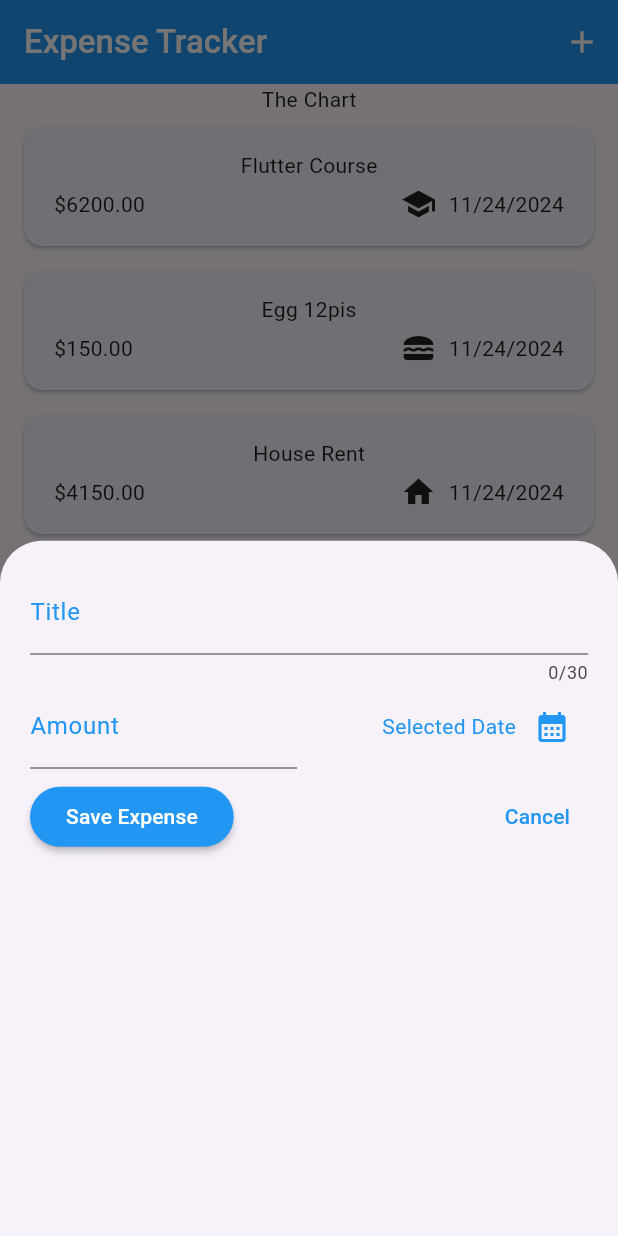
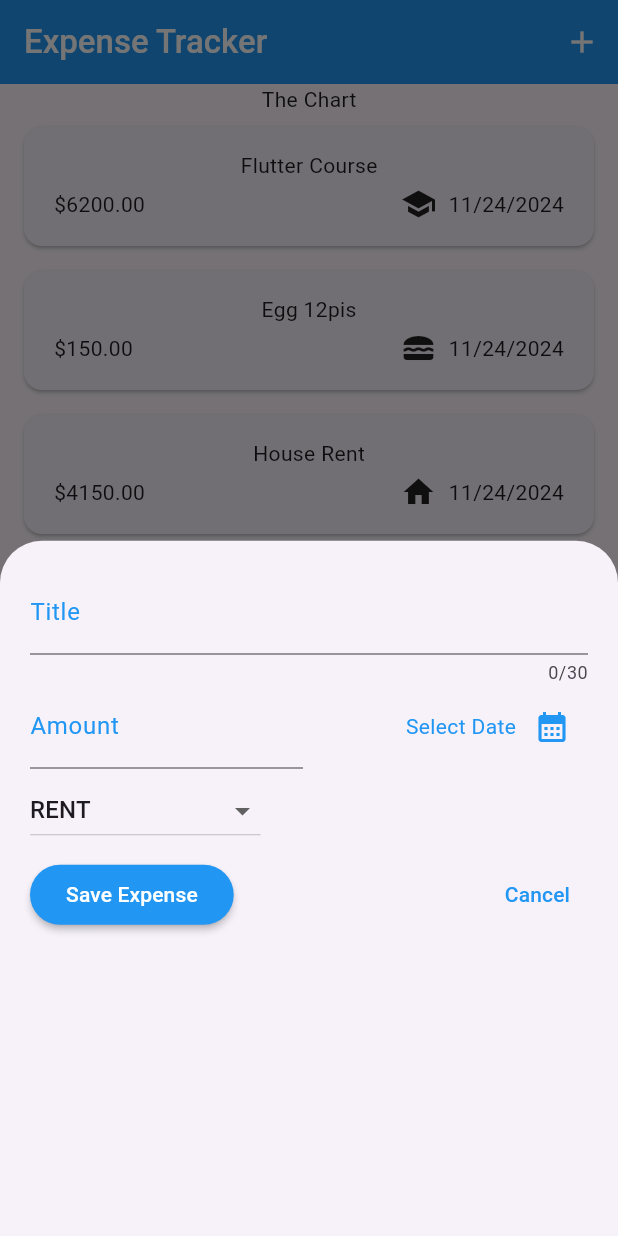
Before and after one commit to Uthoai/Flutter-Course-Project03-ExpenseTracker, a Flutter app: the screen it shows after launch, after a tap on the "add" icon, on a phone screen of 412 x 824 dp. Run offline on Flutter 3.47's test engine with Material 3 defaults, Android fonts, the phone set to English and light mode, and no system bars.

Commit message:
drop down button

```diff
--- a/lib/model/expense.dart
+++ b/lib/model/expense.dart
@@ -1,4 +1,3 @@
-import 'package:flutter/cupertino.dart';
 import 'package:flutter/material.dart';
 import 'package:uuid/uuid.dart';
 import 'package:intl/intl.dart';
@@ -9,7 +8,7 @@ const uuid = Uuid();
 
 enum Category {rent, food, transport, entertainment, education, shopping, work, income, other}
 
-const CategoryIcons = {
+const categoryIcons = {
   Category.rent: Icons.home,
   Category.food: Icons.lunch_dining,
   Category.transport: Icons.car_crash,
--- a/lib/widget/expenses_list/expenses_item.dart
+++ b/lib/widget/expenses_list/expenses_item.dart
@@ -26,7 +26,7 @@ class ExpensesItem extends StatelessWidget {
                   const Spacer(),
                   Row(
                     children: [
-                      Icon(CategoryIcons[expense.category]),
+                      Icon(categoryIcons[expense.category]),
                       const SizedBox(width: 8),
                       Text(expense.formattedDate)
                     ],
--- a/lib/widget/new_expense.dart
+++ b/lib/widget/new_expense.dart
@@ -1,4 +1,5 @@
 import 'package:flutter/material.dart';
+import 'package:flutter_course_project03_expense_tracker/model/expense.dart';
 
 class NewExpense extends StatefulWidget {
   const NewExpense({super.key});
@@ -12,16 +13,21 @@ class NewExpense extends StatefulWidget {
 class _NewExpense extends State<NewExpense> {
   final _titleController = TextEditingController();
   final _amountController = TextEditingController();
+  DateTime? selectedDate;
+  Category _selectedCategory = Category.rent;
 
-  void _presentDatePicker(){
+  void _presentDatePicker() async {
     final dateNow = DateTime.now();
-    final firstDate = DateTime(dateNow.year -1, dateNow.month, dateNow.day);
-    showDatePicker(
+    final firstDate = DateTime(dateNow.year - 1, dateNow.month, dateNow.day);
+    final pickedDate = await showDatePicker(
         context: context,
         initialDate: dateNow,
         firstDate: firstDate,
-        lastDate: dateNow
-    );
+        lastDate: dateNow);
+
+    setState(() {
+      selectedDate = pickedDate;
+    });
   }
 
   @override
@@ -36,7 +42,9 @@ class _NewExpense extends State<NewExpense> {
     return Padding(
       padding: const EdgeInsets.all(20),
       child: Column(
+        crossAxisAlignment: CrossAxisAlignment.start,
         children: [
+          // title
           TextField(
             controller: _titleController,
             maxLength: 30,
@@ -47,6 +55,7 @@ class _NewExpense extends State<NewExpense> {
             decoration: const InputDecoration(
                 label: Text("Title", style: TextStyle(color: Colors.blue))),
           ),
+          //amount , date picker
           Row(
             children: [
               Expanded(
@@ -62,15 +71,16 @@ class _NewExpense extends State<NewExpense> {
                   ),
                 ),
               ),
-              const SizedBox(width: 16),
+              const SizedBox(width: 8),
               Expanded(
                 child: Row(
                   mainAxisAlignment: MainAxisAlignment.end,
                   children: [
-                    const Text(
-                        "Selected Date",
-                        style: TextStyle(color: Colors.blue)
-                    ),
+                    Text(
+                        selectedDate == null
+                            ? "Select Date"
+                            : formatter.format(selectedDate!),
+                        style: const TextStyle(color: Colors.blue)),
                     IconButton(
                         onPressed: () {
                           _presentDatePicker();
@@ -78,13 +88,29 @@ class _NewExpense extends State<NewExpense> {
                         icon: const Icon(
                           Icons.calendar_month,
                           color: Colors.blue,
-                        )
-                    )
+                        ))
                   ],
                 ),
               )
             ],
           ),
+          const SizedBox(height: 4.0),
+          DropdownButton(
+              value: _selectedCategory,
+              items: Category.values
+                  .map((category) => DropdownMenuItem(
+                        value: category,
+                        child: Text(category.name.toUpperCase()),
+                      ))
+                  .toList(),
+              onChanged: (value) {
+                if (value == null) {
+                  return;
+                }
+                setState(() {
+                  _selectedCategory = value;
+                });
+              }),
           const SizedBox(height: 8.0),
           //Button Row
           Row(
@@ -106,13 +132,11 @@ class _NewExpense extends State<NewExpense> {
               ),
               const Spacer(),
               TextButton(
-                  onPressed: () {
-                    Navigator.pop(context);
-                  },
-                  child: const Text(
-                      "Cancel",
-                      style: TextStyle(color: Colors.blue)
-                  ),
+                onPressed: () {
+                  Navigator.pop(context);
+                },
+                child:
+                    const Text("Cancel", style: TextStyle(color: Colors.blue)),
               ),
             ],
           )
```
